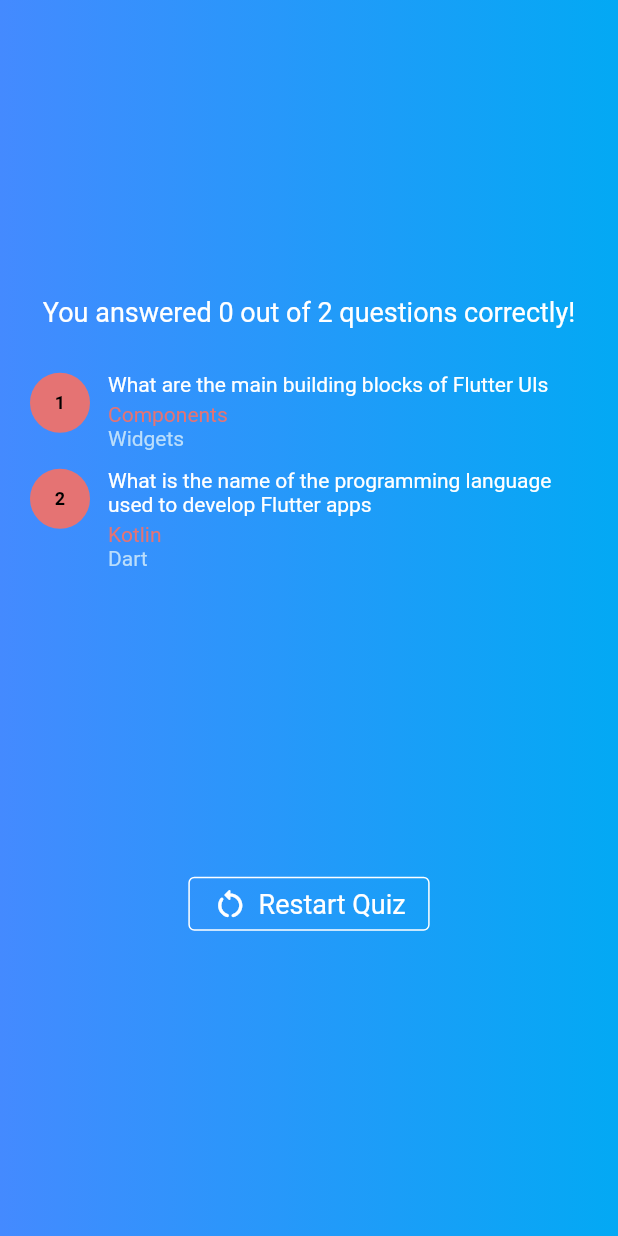
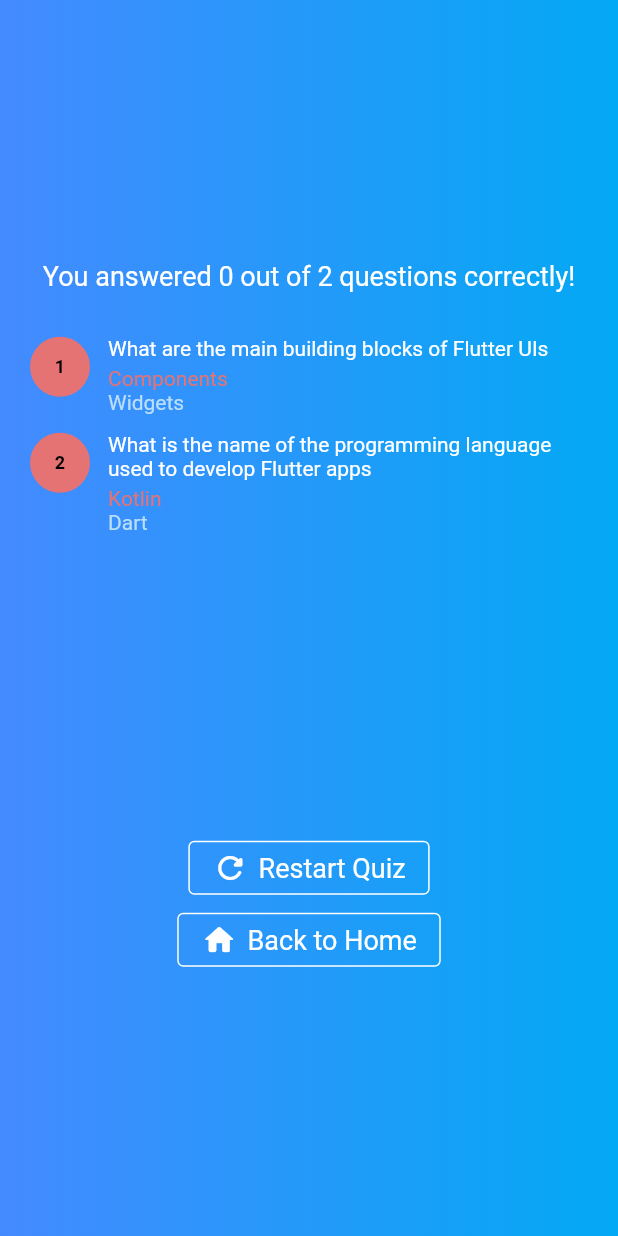
Before and after one commit to andrejustinnn/basic_quiz_app, a Flutter app: the screen it shows after launch, after a tap on "Start Quiz", after a tap on "Components", after a tap on "Kotlin", on a phone screen of 412 x 824 dp. Run offline on Flutter 3.47's test engine with Material 2 defaults, Android fonts, the phone set to English and light mode, and no system bars; our stand-ins replace google_fonts.

Commit message:
add back to home button on result screen

```diff
--- a/lib/quiz.dart
+++ b/lib/quiz.dart
@@ -56,6 +56,13 @@ class _QuizState extends State<Quiz> {
     });
   }
 
+  void backToHome() {
+    setState(() {
+      activeScreen = 'start-screen';
+      selectedAnswer.clear();
+    });
+  }
+
   @override
   Widget build(context) {
     // final screenWidget = activeScreen == 'start-screen'
@@ -69,6 +76,7 @@ class _QuizState extends State<Quiz> {
       screenWidget = ResultsScreen(
         chosenAnswers: selectedAnswer,
         onRestart: restartQuiz,
+        onBack: backToHome,
       );
     }
 
--- a/lib/results_screen.dart
+++ b/lib/results_screen.dart
@@ -5,10 +5,14 @@ import 'package:flutter/material.dart';
 
 class ResultsScreen extends StatelessWidget {
   const ResultsScreen(
-      {super.key, required this.chosenAnswers, required this.onRestart});
+      {super.key,
+      required this.chosenAnswers,
+      required this.onRestart,
+      required this.onBack});
 
   final List<String> chosenAnswers;
   final void Function() onRestart;
+  final void Function() onBack;
 
   List<Map<String, Object>> getSummaryData() {
     final List<Map<String, Object>> summary = [];
@@ -60,8 +64,20 @@ class ResultsScreen extends StatelessWidget {
                     style: BorderStyle.solid,
                   ),
                 ),
-                icon: const Icon(Icons.restart_alt_rounded),
-                label: const Text('Restart Quiz'))
+                icon: const Icon(Icons.refresh_rounded),
+                label: const Text('Restart Quiz')),
+            OutlinedButton.icon(
+                onPressed: onBack,
+                style: OutlinedButton.styleFrom(
+                  foregroundColor: Colors.white,
+                  textStyle: const TextStyle(fontSize: 18),
+                  side: const BorderSide(
+                    color: Colors.white,
+                    style: BorderStyle.solid,
+                  ),
+                ),
+                icon: const Icon(Icons.home_rounded),
+                label: const Text('Back to Home'))
           ],
         ),
       ),
```
